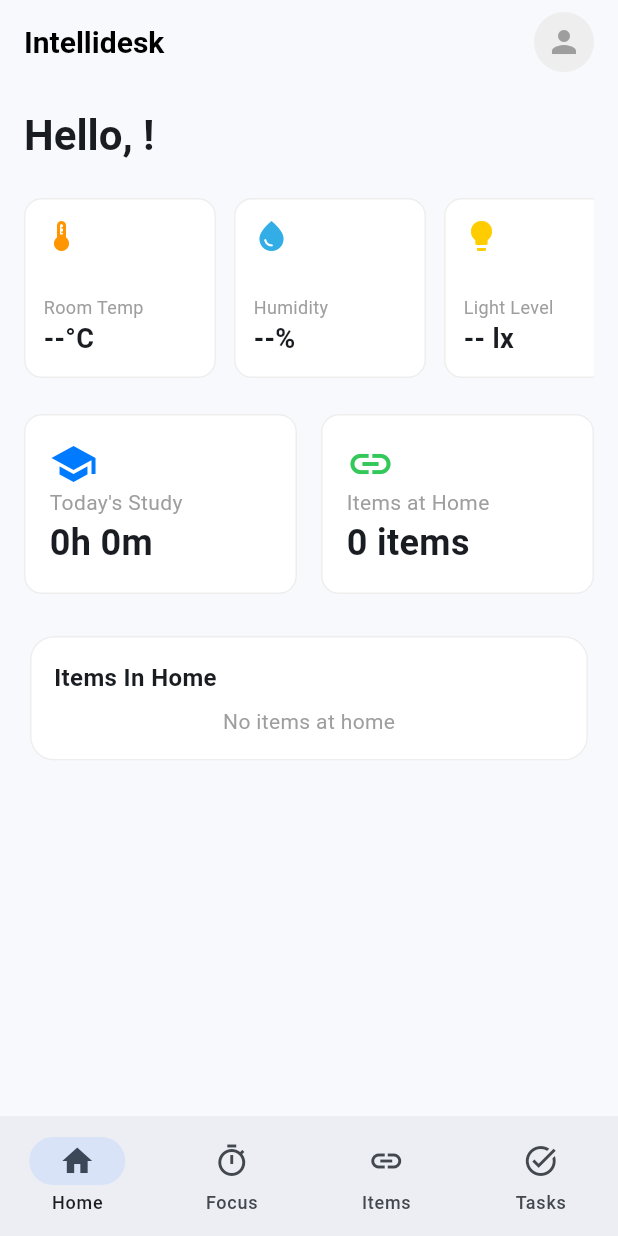
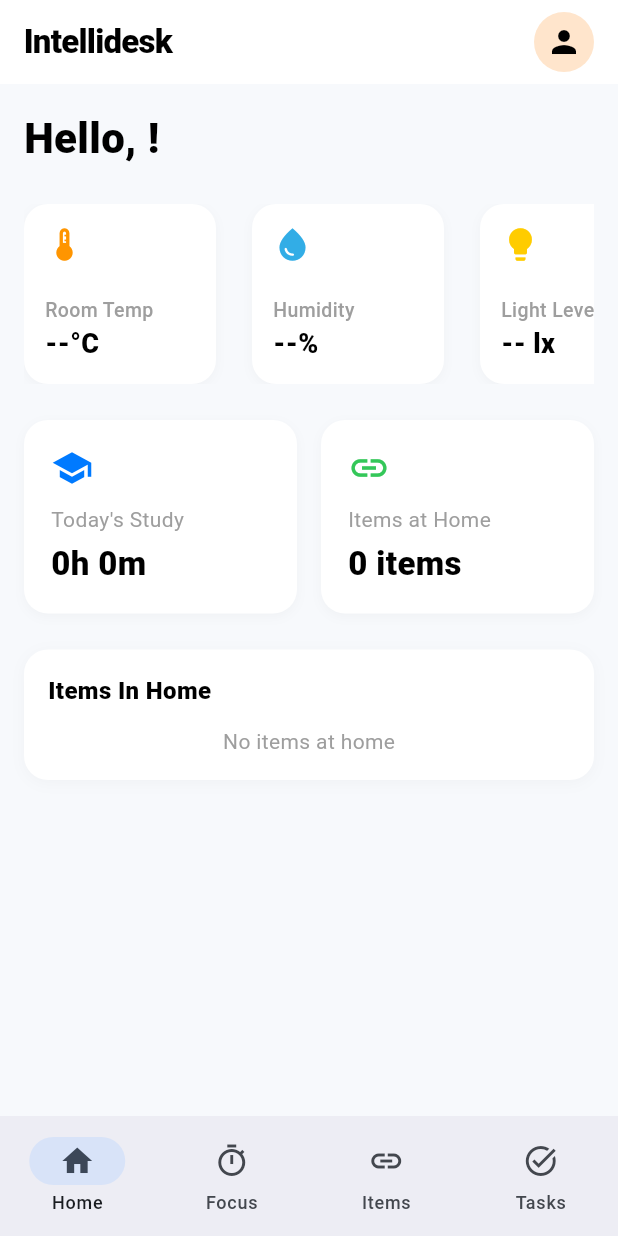
Before and after one commit to sadurxhan/IntelliDesk, a Flutter app: the screen it shows once a user with an empty profile is signed in, on a phone screen of 412 x 824 dp. Run offline on Flutter 3.47's test engine with Material 3 defaults, Android fonts, the phone set to English and light mode, and no system bars; our stand-ins replace cloud_firestore, connectivity_plus, firebase_auth, firebase_core, firebase_database, firebase_messaging and 3 more; missing offline and left inert: network_info_plus; accounts and stored records are empty; Roboto replaces fonts that are missing (Lexend).

Commit message:
Refine home dashboard design and layout
Updated the design of the home dashboard, including icon adjustments, layout refinements, and improved text styling for better readability.

```diff
--- a/lib/main.dart
+++ b/lib/main.dart
@@ -1282,48 +1282,57 @@
 }
 
 /// ─────────────────────────────────────────────────────────────────────────────
-/// TAB 1: HOME (DASHBOARD) SCREEN
+/// TAB 1: HOME (DASHBOARD) SCREEN (FIXED DESIGN)
 /// ─────────────────────────────────────────────────────────────────────────────
 class _HomePage extends ConsumerWidget {
   const _HomePage();
+
+  IconData _getIconForItem(String itemName) {
+    final name = itemName.toLowerCase();
+    if (name.contains('macbook') || name.contains('laptop')) {
+      return Icons.laptop_chromebook;
+    }
+    if (name.contains('book')) return Icons.menu_book;
+    if (name.contains('headphones')) return Icons.headphones;
+    if (name.contains('key')) return Icons.key;
+    return Icons.devices_other;
+  }
+
   @override
   Widget build(BuildContext context, WidgetRef ref) {
-    // 1. Watch all the data providers we need
     final studyLog = ref.watch(studyLogProvider);
     final sensorData = ref.watch(sensorStreamProvider);
     final items = ref.watch(trackableItemsProvider);
     final user = ref.watch(authProvider);
-    // 2. Get specific values, with fallbacks
+
     final todayStudy = studyLog[_dayKey(DateTime.now())] ?? Duration.zero;
     final studyHours = todayStudy.inHours;
     final studyMinutes = todayStudy.inMinutes.remainder(60);
+
     final temp =
-        sensorData.asData?.value?.temperature?.toStringAsFixed(1) ?? '--';
+        sensorData.asData?.value?.temperature?.toStringAsFixed(0) ?? '--';
     final humidity =
         sensorData.asData?.value?.humidity?.toStringAsFixed(0) ?? '--';
     final light =
         sensorData.asData?.value?.lightLux?.toStringAsFixed(0) ?? '--';
+
     final itemsAtHome = items.where((i) => i.atHome).length;
     final itemsInHome = items.where((i) => i.atHome).toList();
-    // 3. Listen for "left-home" alerts
-    ref.listen(leftHomeAnyProvider, (prev, next) async {
-      if (next.value == true) {
-        final leftItems =
-            items.where((i) => !i.atHome).map((e) => e.name).toList();
-        final msg = leftItems.isEmpty
-            ? 'You left home, but all items are with you!'
-            : 'Did you forget? Items left at home: ${leftItems.join(', ')}';
-        ScaffoldMessenger.of(
-          context,
-        ).showSnackBar(SnackBar(content: Text(msg)));
-        if (kUseFcm && !kIsWeb) {
-          await Notifier.show(title: 'Intellidesk Alert', body: msg);
-        }
-      }
-    });
+
     return Scaffold(
+      backgroundColor: kBackgroundLight,
       appBar: AppBar(
-        title: const Text('Intellidesk'),
+        backgroundColor: Colors.white,
+        elevation: 0,
+        title: const Text(
+          'Intellidesk',
+          style: TextStyle(
+            color: Colors.black,
+            fontWeight: FontWeight.w900,
+            fontSize: 22,
+            letterSpacing: -0.5,
+          ),
+        ),
         actions: [
           Padding(
             padding: const EdgeInsets.only(right: 16.0),
@@ -1336,27 +1345,30 @@
               },
               child: CircleAvatar(
                 radius: 20,
-                backgroundColor: Colors.grey.shade200,
-                // Using an icon as placeholder like in the design
-                child: const Icon(Icons.person, color: Colors.grey),
+                backgroundColor: const Color(0xFFFFE5CC),
+                child: const Icon(Icons.person, color: Colors.black),
               ),
             ),
           ),
         ],
       ),
       body: ListView(
-        padding: const EdgeInsets.all(16.0),
-        children: [
+        padding: const EdgeInsets.all(16),
+        children: [
+          // Greeting
           Text(
             'Hello, ${user?.displayName ?? 'User'}!',
-            style: Theme.of(
-              context,
-            ).textTheme.headlineMedium?.copyWith(fontWeight: FontWeight.bold),
+            style: const TextStyle(
+              fontSize: 28,
+              fontWeight: FontWeight.w900,
+              color: Colors.black,
+            ),
           ),
           const SizedBox(height: 24),
-          // Horizontal scroll for environmental stats
+
+          // Environmental Stats Row
           SizedBox(
-            height: 120, // Adjust based on card height
+            height: 120,
             child: ListView(
               scrollDirection: Axis.horizontal,
               children: [
@@ -1384,7 +1396,8 @@
             ),
           ),
           const SizedBox(height: 24),
-          // Grid for study and items
+
+          // Dashboard tiles
           Row(
             children: [
               Expanded(
@@ -1407,10 +1420,21 @@
             ],
           ),
           const SizedBox(height: 24),
-          // Items in home section
-          Card(
-            child: Padding(
-              padding: const EdgeInsets.all(16.0),
+
+          // Items in Home Section
+          Container(
+            decoration: BoxDecoration(
+              color: Colors.white,
+              borderRadius: BorderRadius.circular(16),
+              boxShadow: [
+                BoxShadow(
+                  color: Colors.black.withValues(alpha: 0.03),
+                  blurRadius: 8,
+                  offset: const Offset(0, 2),
+                ),
+              ],
+            ),
+            padding: const EdgeInsets.all(16),
             child: Column(
               crossAxisAlignment: CrossAxisAlignment.start,
               children: [
@@ -1418,10 +1442,11 @@
                   'Items In Home',
                   style: TextStyle(
                     fontSize: 16,
-                      fontWeight: FontWeight.bold,
-                    ),
-                  ),
-                  const SizedBox(height: 8),
+                    fontWeight: FontWeight.w900,
+                    color: Colors.black,
+                  ),
+                ),
+                const SizedBox(height: 12),
                 if (itemsInHome.isEmpty)
                   const Center(
                     child: Text(
@@ -1431,53 +1456,50 @@
                   )
                 else
                   SizedBox(
-                      height: 120, // Adjust based on item height
+                    height: 120,
                     child: ListView.builder(
                       scrollDirection: Axis.horizontal,
                       itemCount: itemsInHome.length,
                       itemBuilder: (context, index) {
                         final item = itemsInHome[index];
                         return Padding(
-                            padding: const EdgeInsets.only(right: 12.0),
+                          padding: const EdgeInsets.only(right: 16),
                           child: Column(
                             children: [
                               Container(
-                                  width: 64,
-                                  height: 64,
+                                width: 72,
+                                height: 72,
                                 decoration: BoxDecoration(
                                   color: Colors.grey.shade100,
-                                    borderRadius: BorderRadius.circular(12),
+                                  borderRadius: BorderRadius.circular(16),
                                 ),
                                 child: Icon(
-                                    Icons
-                                        .devices_other, // Placeholder icon; customize per item if needed
-                                    size: 32,
-                                    color: Colors.grey.shade500,
-                                  ),
-                                ),
-                                const SizedBox(height: 4),
+                                  _getIconForItem(item.name),
+                                  size: 36,
+                                  color: Colors.grey.shade600,
+                                ),
+                              ),
+                              const SizedBox(height: 6),
                               Text(
                                 item.name,
-                                  style: const TextStyle(fontSize: 12),
+                                style: const TextStyle(
+                                  fontSize: 13,
+                                  fontWeight: FontWeight.w700,
+                                ),
                                 textAlign: TextAlign.center,
                                 overflow: TextOverflow.ellipsis,
                               ),
-                                const SizedBox(height: 4),
+                              const SizedBox(height: 6),
                               Row(
-                                  children: [
-                                    Container(
-                                      width: 8,
-                                      height: 8,
-                                      decoration: const BoxDecoration(
-                                        shape: BoxShape.circle,
-                                        color: Color(0xFF34C759), // Green dot
-                                      ),
-                                    ),
-                                    const SizedBox(width: 4),
-                                    const Text(
+                                mainAxisAlignment: MainAxisAlignment.center,
+                                children: const [
+                                  Icon(Icons.circle,
+                                      color: Color(0xFF34C759), size: 10),
+                                  SizedBox(width: 4),
+                                  Text(
                                     'In Home',
                                     style: TextStyle(
-                                        fontSize: 10,
+                                      fontSize: 11,
                                       color: Colors.grey,
                                     ),
                                   ),
@@ -1492,14 +1514,15 @@
               ],
             ),
           ),
-          ),
-        ],
-      ),
-    );
-  }
-}
-
-/// Helper for environmental tiles (small horizontal cards)
+        ],
+      ),
+    );
+  }
+}
+
+/// ─────────────────────────────────────────────────────────────────────────────
+/// ENVIRONMENTAL TILE (Small Horizontal Card)
+/// ─────────────────────────────────────────────────────────────────────────────
 class _EnvTile extends StatelessWidget {
   final IconData icon;
   final String title;
@@ -1511,42 +1534,59 @@
     required this.value,
     required this.color,
   });
+
   @override
   Widget build(BuildContext context) {
     return Container(
-      width: 128, // Fixed width for scrollable
-      padding: const EdgeInsets.all(12),
+      width: 128,
+      margin: const EdgeInsets.only(right: 12),
+      padding: const EdgeInsets.all(14),
       decoration: BoxDecoration(
-        borderRadius: BorderRadius.circular(12),
-        border: Border.all(color: Colors.grey.shade200),
         color: Colors.white,
+        borderRadius: BorderRadius.circular(16),
+        boxShadow: [
+          BoxShadow(
+            color: Colors.black.withValues(alpha: 0.03),
+            blurRadius: 6,
+            offset: const Offset(0, 2),
+          ),
+        ],
       ),
       child: Column(
         mainAxisAlignment: MainAxisAlignment.spaceBetween,
         crossAxisAlignment: CrossAxisAlignment.start,
         children: [
-          Icon(icon, size: 24, color: color),
+          Icon(icon, color: color, size: 26),
           Column(
             crossAxisAlignment: CrossAxisAlignment.start,
             children: [
               Text(
                 title,
-                style: const TextStyle(fontSize: 12, color: Colors.grey),
+                style: const TextStyle(
+                  fontSize: 13,
+                  color: Colors.grey,
+                  fontWeight: FontWeight.w500,
+                ),
               ),
               Text(
                 value,
-                style:
-                    const TextStyle(fontSize: 18, fontWeight: FontWeight.bold),
-              ),
-            ],
-          ),
-        ],
-      ),
-    );
-  }
-}
-
-/// Helper for the dashboard tiles (larger grid cards)
+                style: const TextStyle(
+                  fontSize: 18,
+                  fontWeight: FontWeight.w800,
+                  color: Colors.black,
+                ),
+              ),
+            ],
+          ),
+        ],
+      ),
+    );
+  }
+}
+
+/// ─────────────────────────────────────────────────────────────────────────────
+/// DASHBOARD TILE (Large Square Card)
+/// ─────────────────────────────────────────────────────────────────────────────
 class _DashboardTile extends StatelessWidget {
   final IconData icon;
   final String title;
@@ -1558,33 +1598,39 @@
     required this.value,
     required this.color,
   });
+
   @override
   Widget build(BuildContext context) {
     return Container(
-      padding: const EdgeInsets.all(16),
+      padding: const EdgeInsets.all(18),
       decoration: BoxDecoration(
-        borderRadius: BorderRadius.circular(12),
-        border: Border.all(color: Colors.grey.shade200),
         color: Colors.white,
+        borderRadius: BorderRadius.circular(16),
+        boxShadow: [
+          BoxShadow(
+            color: Colors.black.withValues(alpha: 0.03),
+            blurRadius: 6,
+            offset: const Offset(0, 2),
+          ),
+        ],
       ),
       child: Column(
-        mainAxisAlignment: MainAxisAlignment.spaceBetween,
         crossAxisAlignment: CrossAxisAlignment.start,
         children: [
-          Icon(icon, size: 32, color: color),
-          Column(
-            crossAxisAlignment: CrossAxisAlignment.start,
-            children: [
+          Icon(icon, size: 28, color: color),
+          const SizedBox(height: 10),
           Text(
             title,
             style: const TextStyle(fontSize: 14, color: Colors.grey),
           ),
+          const SizedBox(height: 4),
           Text(
             value,
-                style:
-                    const TextStyle(fontSize: 24, fontWeight: FontWeight.bold),
-              ),
-            ],
+            style: const TextStyle(
+              fontSize: 22,
+              fontWeight: FontWeight.w900,
+              color: Colors.black,
+            ),
           ),
         ],
       ),
```
Lines whose indentation alone changed are shown as unchanged.
